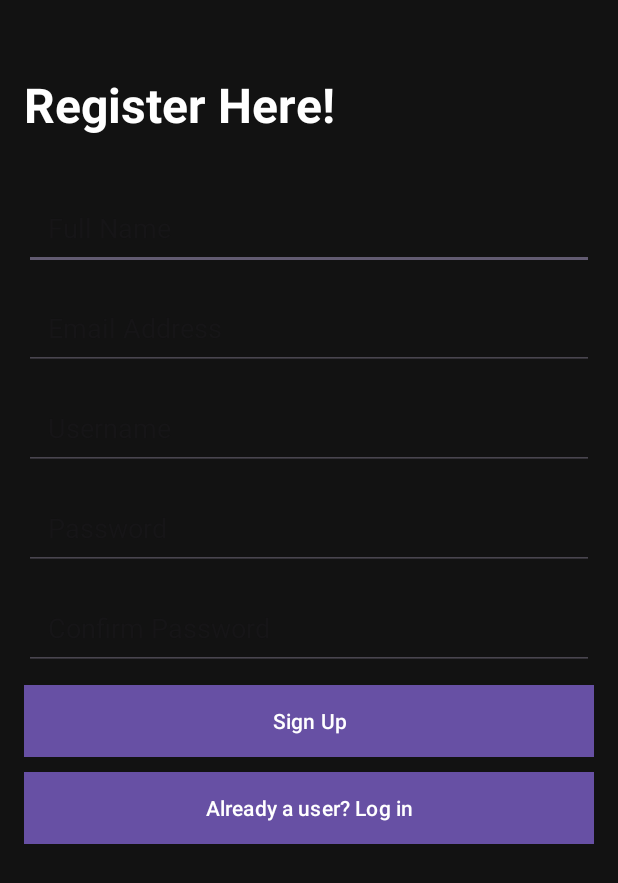
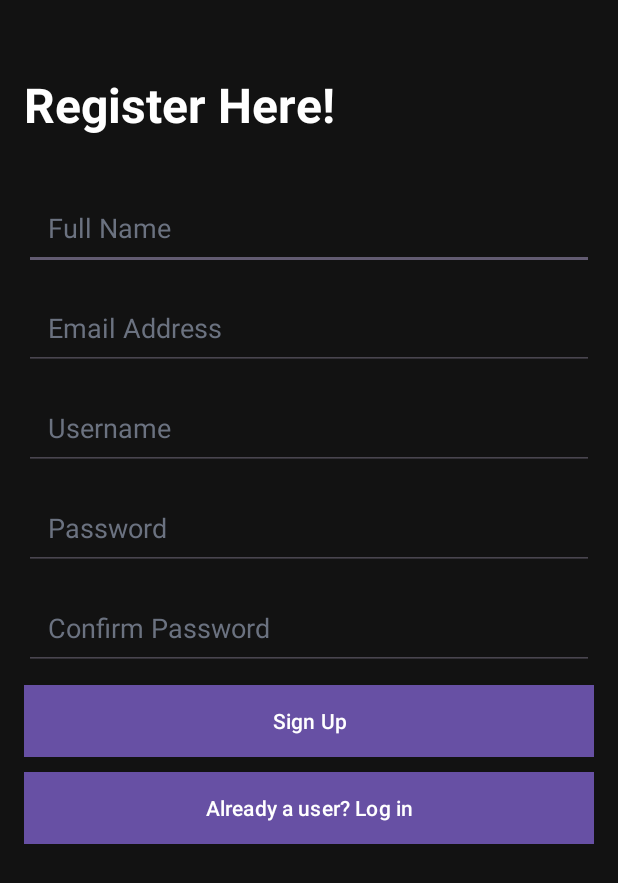
Before and after one commit to Dvaxinator/ExpenseTracker, an Android app: the screen it shows after launch (SignUpActivity), after a tap on "Register", on a phone screen of 412 x 824 dp. Shown: the top 883 px of the screen. Run offline under Robolectric (Android 15) with nearby library versions, the phone set to English and light mode, and no system bars; our stand-ins replace Firebase (no records; nobody signed in at launch, a user with empty details on screens opened directly), navigation-ui; 1 other tap on this screen came first.

Commit message:
Did a ton of reformatting and updating. Added UserMenu.java to AndroidManifest.xml to fix login error. Added google-services.json for the time being, apparently it is non-secret/somewhat safe to make public (we can change this later). Fixed some styling for login/signup. Updated Gradle to 8.3.0. Update .gitignore. TODO: Remove username stuff, it seems firebase just handles emails? Probably should rename from com.example.expensetracker too.

```diff
--- a/app/build.gradle
+++ b/app/build.gradle
@@ -40,15 +40,15 @@
     implementation 'androidx.navigation:navigation-fragment:2.7.7'
     implementation 'androidx.navigation:navigation-ui:2.7.7'
 
-    implementation 'com.google.android.gms:play-services-tasks:18.0.2'
-    implementation 'androidx.navigation:navigation-runtime:2.4.1'
+    implementation 'com.google.android.gms:play-services-tasks:18.1.0'
+    implementation 'androidx.navigation:navigation-runtime:2.7.7'
     implementation 'com.google.firebase:firebase-auth:22.3.1'
 
     testImplementation 'junit:junit:4.13.2'
     androidTestImplementation 'androidx.test.ext:junit:1.1.5'
     androidTestImplementation 'androidx.test.espresso:espresso-core:3.5.1'
 
-    implementation platform('com.google.firebase:firebase-bom:32.7.3')
+    implementation platform('com.google.firebase:firebase-bom:32.7.4')
 
     implementation("com.google.firebase:firebase-analytics")
 
--- a/app/src/main/AndroidManifest.xml
+++ b/app/src/main/AndroidManifest.xml
@@ -26,6 +26,10 @@
             android:name=".SignUpActivity"
             android:label="@string/app_name">
         </activity>
+        <activity
+            android:name=".UserMenu"
+            android:label="@string/app_name">
+        </activity>
     </application>
 
 </manifest>
--- a/app/src/main/java/com/example/expensetracker/ActivityLogin.java
+++ b/app/src/main/java/com/example/expensetracker/ActivityLogin.java
@@ -2,53 +2,42 @@
 
 import android.content.Intent;
 import android.os.Bundle;
-
-import com.google.android.gms.tasks.OnCompleteListener;
-import com.google.android.gms.tasks.Task;
-import com.google.android.material.snackbar.Snackbar;
-
-import androidx.annotation.NonNull;
-import androidx.appcompat.app.AppCompatActivity;
-
 import android.util.Patterns;
-import android.view.View;
 import android.widget.Button;
 import android.widget.EditText;
 import android.widget.Toast;
 
+import androidx.appcompat.app.AppCompatActivity;
 import androidx.navigation.NavController;
 import androidx.navigation.Navigation;
 import androidx.navigation.ui.AppBarConfiguration;
 import androidx.navigation.ui.NavigationUI;
 
 import com.example.expensetracker.databinding.ActivityLoginBinding;
-import com.google.firebase.auth.AuthResult;
 import com.google.firebase.auth.FirebaseAuth;
 
 public class ActivityLogin extends AppCompatActivity {
 
     private AppBarConfiguration appBarConfiguration;
-    private ActivityLoginBinding binding;
-    private Button LogInBtn;
-    private Button SignUpBtn;
     private EditText userEmail;
     private EditText userPassword;
     private FirebaseAuth mAuth;
+
     @Override
     protected void onCreate(Bundle savedInstanceState) {
         super.onCreate(savedInstanceState);
-        binding = ActivityLoginBinding.inflate(getLayoutInflater());
+        com.example.expensetracker.databinding.ActivityLoginBinding binding = ActivityLoginBinding.inflate(getLayoutInflater());
         setContentView(binding.getRoot());
-        LogInBtn = findViewById(R.id.buttonLogin);
+        Button logInBtn = findViewById(R.id.buttonLogin);
         userEmail = findViewById(R.id.editTextUsername);
         userPassword = findViewById(R.id.editTextPassword);
-        SignUpBtn = findViewById(R.id.buttonSignUp);
+        Button signUpBtn = findViewById(R.id.buttonSignUp);
         mAuth = FirebaseAuth.getInstance();
-        LogInBtn.setOnClickListener(view -> userLogin());
-        SignUpBtn.setOnClickListener(view -> launchRegistration());
+        logInBtn.setOnClickListener(view -> userLogin());
+        signUpBtn.setOnClickListener(view -> launchRegistration());
     }
 
-    private void launchRegistration(){
+    private void launchRegistration() {
         Intent registerIntent = new Intent(ActivityLogin.this, SignUpActivity.class);
         startActivity(registerIntent);
     }
@@ -61,45 +50,42 @@
         String email = userEmail.getText().toString().trim();
         String password = userPassword.getText().toString().trim();
 
-        if(email.isEmpty()){
+        if (email.isEmpty()) {
             userEmail.setError("Please enter e-mail");
             userEmail.requestFocus();
             return;
         }
 
-        if(!Patterns.EMAIL_ADDRESS.matcher(email).matches()){
+        if (!Patterns.EMAIL_ADDRESS.matcher(email).matches()) {
             userEmail.setError("Please enter valid e-mail");
             userEmail.requestFocus();
             return;
         }
 
-        if(password.isEmpty()){
+        if (password.isEmpty()) {
             userPassword.setError("Please enter password");
             userPassword.requestFocus();
             return;
         }
 
-        if(password.length() < 6){
+        if (password.length() < 6) {
             userPassword.setError("minimum password length is 6 characters");
             userPassword.requestFocus();
             return;
         }
-        if(email == null || password == null){
+        if (email == null || password == null) {
             System.out.println("FLAG");
             return;
         }
         /*/
         validating user login task using fire base authenticator
          */
-        mAuth.signInWithEmailAndPassword(email,password).addOnCompleteListener(new OnCompleteListener<AuthResult>() {
-            @Override
-            public void onComplete(@NonNull Task<AuthResult> task) {
-                if(task.isSuccessful()){
-                    // redirect to App Home Page!! (poll part!)      // creating empty activity for now!!
-                    startActivity(new Intent(ActivityLogin.this, UserMenu.class));
-                }else {
-                    Toast.makeText(ActivityLogin.this, "Login Failed!, Please check credentials.", Toast.LENGTH_LONG).show();
-                }
+        mAuth.signInWithEmailAndPassword(email, password).addOnCompleteListener(task -> {
+            if (task.isSuccessful()) {
+                // redirect to App Home Page!! (poll part!)      // creating empty activity for now!!
+                startActivity(new Intent(ActivityLogin.this, UserMenu.class));
+            } else {
+                Toast.makeText(ActivityLogin.this, "Login Failed!, Please check credentials.", Toast.LENGTH_LONG).show();
             }
         });
     }
@@ -107,7 +93,6 @@
     @Override
     public boolean onSupportNavigateUp() {
         NavController navController = Navigation.findNavController(this, R.id.nav_host_fragment_content_activity_login);
-        return NavigationUI.navigateUp(navController, appBarConfiguration)
-                || super.onSupportNavigateUp();
+        return NavigationUI.navigateUp(navController, appBarConfiguration) || super.onSupportNavigateUp();
     }
 }
--- a/app/src/main/res/layout/activity_sign_up.xml
+++ b/app/src/main/res/layout/activity_sign_up.xml
@@ -1,13 +1,12 @@
 <?xml version="1.0" encoding="utf-8"?>
-<LinearLayout
-    xmlns:android="http://schemas.android.com/apk/res/android"
+<LinearLayout xmlns:android="http://schemas.android.com/apk/res/android"
     xmlns:app="http://schemas.android.com/apk/res-auto"
     xmlns:tools="http://schemas.android.com/tools"
     android:layout_width="match_parent"
     android:layout_height="match_parent"
+    android:background="#121212"
     android:orientation="vertical"
-    android:padding="16dp"
-    android:background="#121212">
+    android:padding="16dp">
 
     <!-- First Name field -->
 
@@ -21,17 +20,17 @@
             android:layout_width="0dp"
             android:layout_height="match_parent"
             android:layout_weight="7"
+            android:gravity="center_vertical"
             android:text="Register Here!"
+            android:textColor="@color/white"
             android:textSize="32sp"
-            android:textStyle="bold"
-            android:textColor="#FFFFFF"
-            android:gravity="center_vertical"/>
+            android:textStyle="bold" />
 
         <ImageView
             android:id="@+id/imageView"
             android:layout_width="0dp"
             android:layout_height="match_parent"
-            android:layout_weight="3"/>
+            android:layout_weight="3" />
     </LinearLayout>
 
     <EditText
@@ -40,7 +39,9 @@
         android:layout_height="wrap_content"
         android:layout_marginBottom="10dp"
         android:hint="Full Name"
-        android:padding="16dp" />
+        android:padding="16dp"
+        android:textColor="@color/white"
+        android:textColorHint="@color/lightGray" />
 
     <!-- Last Name field -->
 
@@ -49,42 +50,46 @@
         android:id="@+id/editTextEmail"
         android:layout_width="match_parent"
         android:layout_height="wrap_content"
-        android:padding="16dp"
         android:layout_marginBottom="10dp"
         android:hint="Email Address"
-        android:textColor="@color/white"/>
+        android:padding="16dp"
+        android:textColor="@color/white"
+        android:textColorHint="@color/lightGray" />
 
     <!-- Username field -->
     <EditText
         android:id="@+id/editTextUsername"
         android:layout_width="match_parent"
         android:layout_height="wrap_content"
-        android:padding="16dp"
         android:layout_marginBottom="10dp"
         android:hint="Username"
-        android:textColor="@color/white"/>
+        android:padding="16dp"
+        android:textColor="@color/white"
+        android:textColorHint="@color/lightGray" />
 
     <!-- Password field -->
     <EditText
         android:id="@+id/editTextPassword"
         android:layout_width="match_parent"
         android:layout_height="wrap_content"
-        android:padding="16dp"
         android:layout_marginBottom="10dp"
         android:hint="Password"
         android:inputType="textPassword"
-        android:textColor="@color/white"/>
+        android:padding="16dp"
+        android:textColor="@color/white"
+        android:textColorHint="@color/lightGray" />
 
     <!-- Confirm Password field -->
     <EditText
         android:id="@+id/editTextConfirmPassword"
         android:layout_width="match_parent"
         android:layout_height="wrap_content"
-        android:padding="16dp"
         android:layout_marginBottom="10dp"
         android:hint="Confirm Password"
         android:inputType="textPassword"
-        android:textColor="@color/white"/>
+        android:padding="16dp"
+        android:textColor="@color/white"
+        android:textColorHint="@color/lightGray" />
 
     <!-- Sign Up button -->
 
@@ -92,21 +97,20 @@
         android:id="@+id/buttonSignUpPage"
         android:layout_width="match_parent"
         android:layout_height="wrap_content"
+        android:layout_marginBottom="10dp"
         android:background="#800000"
         android:padding="10dp"
-        android:layout_marginBottom="10dp"
         android:text="Sign Up"
-        android:textColor="#FFFFFF" />
+        android:textColor="@color/white" />
 
     <Button
         android:id="@+id/buttonLogIn"
         android:layout_width="match_parent"
         android:layout_height="wrap_content"
+        android:layout_marginBottom="10dp"
         android:background="#800000"
         android:padding="10dp"
-        android:layout_marginBottom="10dp"
         android:text="Already a user? Log in"
-        android:textColor="#FFFFFF"
-        />
+        android:textColor="@color/white" />
 
 </LinearLayout>
--- a/app/src/main/res/layout/activity_user_menu.xml
+++ b/app/src/main/res/layout/activity_user_menu.xml
@@ -42,6 +42,6 @@
         app:layout_constraintStart_toStartOf="parent"
         app:layout_constraintTop_toTopOf="parent"
         app:layout_constraintVertical_bias="1.0"
-        app:menu="@menu/bottom_nav"/>
+        app:menu="@menu/bottom_nav" />
 
 </androidx.constraintlayout.widget.ConstraintLayout>
--- a/app/src/main/res/layout/content_activity_login.xml
+++ b/app/src/main/res/layout/content_activity_login.xml
@@ -5,7 +5,7 @@
     android:layout_height="match_parent"
     app:layout_behavior="@string/appbar_scrolling_view_behavior">
 
-    <fragment
+    <androidx.fragment.app.FragmentContainerView
         android:id="@+id/nav_host_fragment_content_activity_login"
         android:name="androidx.navigation.fragment.NavHostFragment"
         android:layout_width="0dp"
--- a/app/src/main/res/layout/content_sign_up.xml
+++ b/app/src/main/res/layout/content_sign_up.xml
@@ -5,7 +5,7 @@
     android:layout_height="match_parent"
     app:layout_behavior="@string/appbar_scrolling_view_behavior">
 
-    <fragment
+    <androidx.fragment.app.FragmentContainerView
         android:id="@+id/nav_host_fragment_content_sign_up"
         android:name="androidx.navigation.fragment.NavHostFragment"
         android:layout_width="0dp"
--- a/app/src/main/res/values/colors.xml
+++ b/app/src/main/res/values/colors.xml
@@ -2,4 +2,5 @@
 <resources>
     <color name="black">#FF000000</color>
     <color name="white">#FFFFFFFF</color>
+    <color name="lightGray">#6b7280</color>
 </resources>
--- a/build.gradle
+++ b/build.gradle
@@ -1,5 +1,5 @@
 // Top-level build file where you can add configuration options common to all sub-projects/modules.
 plugins {
-    id 'com.android.application' version '8.2.2' apply false
+    id 'com.android.application' version '8.3.0' apply false
     id 'com.google.gms.google-services' version '4.4.1' apply false
 }
```
Also changed, not shown: app/src/main/java/com/example/expensetracker/AccountFragment.java (+19 -35 lines), app/src/main/java/com/example/expensetracker/SettingsFragment.java (+2 -10 lines), app/src/main/java/com/example/expensetracker/SignUpActivity.java (+6 -13 lines), app/src/main/java/com/example/expensetracker/UserMenu.java (+6 -8 lines), app/src/main/res/drawable/baseline_person_24.xml (+9 -4 lines), app/src/main/res/drawable/baseline_settings_24.xml (+9 -4 lines), app/src/main/res/layout/activity_login.xml (+9 -8 lines), app/src/main/res/layout/fragment_account.xml (+27 -26 lines), app/src/main/res/layout/fragment_settings.xml (+7 -8 lines), gradle/wrapper/gradle-wrapper.properties, 2 other files.
